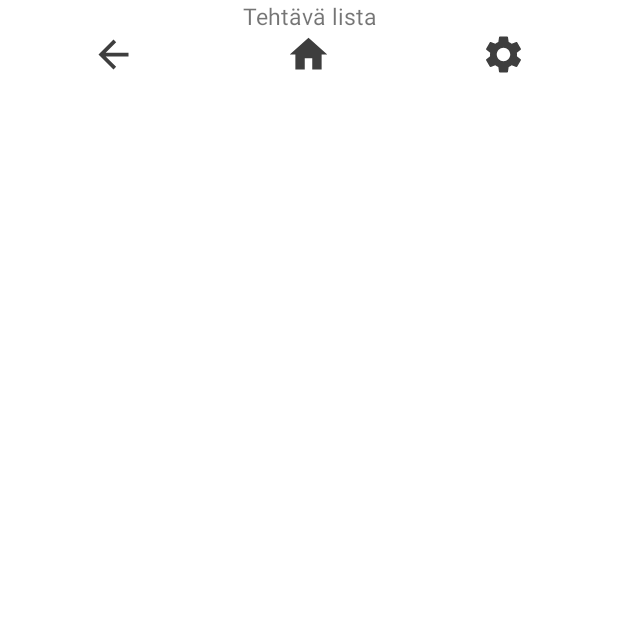
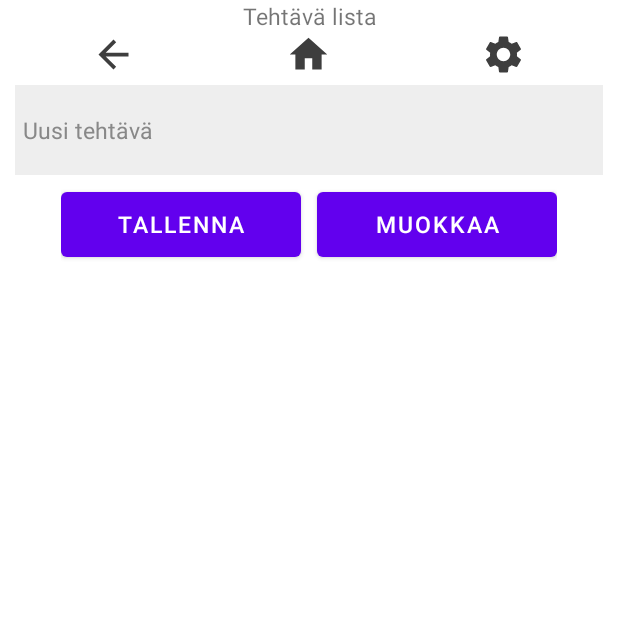
Before and after one commit to duriel666/HyvinVointiAppsi, an Android app: the MainTehtavalista screen opened directly, with no data from a screen before it, on a phone screen of 412 x 824 dp, the top half of it. Run offline under Robolectric (Android 15) with nearby library versions, the phone set to English and light mode, and no system bars; 5 statements that could not run were skipped.

Commit message:
Tehtävälista toimii

```diff
--- a/app/src/main/java/mobiili/projekti/EditPaivakirja.java
+++ b/app/src/main/java/mobiili/projekti/EditPaivakirja.java
@@ -77,7 +77,6 @@ public class EditPaivakirja extends AppCompatActivity {
             }
         }
 
-        testi = findViewById(R.id.otsikkoEditPaivakirja);
         poista = findViewById(R.id.poistaPaivakirja);
         numero = 1;
         poista.setOnClickListener(v -> {
--- a/app/src/main/java/mobiili/projekti/MainPaivakirja.java
+++ b/app/src/main/java/mobiili/projekti/MainPaivakirja.java
@@ -91,7 +91,7 @@ public class MainPaivakirja extends AppCompatActivity {
                 Intent intent = new Intent(this, MainPaivakirja.class);
                 intent.putExtra("tunnus", tunnus);
                 startActivity(intent);
-                Toast.makeText(this, "Merkintä poistettu!", Toast.LENGTH_SHORT).show();
+                Toast.makeText(this, "Merkintä lisätty!", Toast.LENGTH_SHORT).show();
                 overridePendingTransition(
                         R.anim.f_in, R.anim.f_out
                 );
--- a/app/src/main/java/mobiili/projekti/MainTehtavalista.java
+++ b/app/src/main/java/mobiili/projekti/MainTehtavalista.java
@@ -8,17 +8,25 @@ import android.os.Bundle;
 import android.util.TypedValue;
 import android.view.Gravity;
 import android.view.ViewGroup;
+import android.widget.Button;
 import android.widget.CheckBox;
+import android.widget.EditText;
 import android.widget.ImageButton;
 import android.widget.LinearLayout;
 import android.widget.TextView;
+import android.widget.Toast;
 
 import java.util.ArrayList;
+import java.util.List;
 import java.util.Objects;
 
 public class MainTehtavalista extends AppCompatActivity {
 
     ImageButton takaisin,koti,asetukset;
+    int tnum=0, numero=0, index2=0, numero2=0, tehty=0;
+    List boxilista = new ArrayList();
+    Button tallenna;
+    EditText tehtava;
 
     @Override
     protected void onCreate(Bundle savedInstanceState) {
@@ -31,7 +39,7 @@ public class MainTehtavalista extends AppCompatActivity {
         final DataBase DB = new DataBase(this);
         final ArrayList<String> tehtavalista = DB.getTehtavalista(tunnus);
 
-        LinearLayout layouttehtavalista = findViewById(R.id.tehtavaLayout);
+        LinearLayout layouttl = findViewById(R.id.tehtavaLayout);
         LinearLayout layout = new LinearLayout(this);
         layout.setOrientation(LinearLayout.VERTICAL);
 
@@ -42,20 +50,77 @@ public class MainTehtavalista extends AppCompatActivity {
         tehtavalista.clear();
         tehtavalista.addAll(DB.getTehtavalista(tunnus));
         int index = tehtavalista.size();
-        for (int i = 0; i < index; i++) {
-            int numero = i;
-            int index2 = Integer.parseInt(tehtavalista.get(i));
-            i += 1;
-            String tehtava = tehtavalista.get(i);
-            TextView tl = new TextView(this);
-            tl.setLayoutParams(params);
-            tl.setPadding(dp(10), 0, dp(10), 10);
-            tl.setBackgroundColor(Color.LTGRAY);
-            tl.setTextSize((TypedValue.COMPLEX_UNIT_SP), 20);
-            tl.setGravity(Gravity.CENTER_VERTICAL);
-            tl.setText("merkinta :" + numero + " / " + index + " - " + tehtava);
-            layouttehtavalista.addView(tl);
+
+        tehtava = findViewById(R.id.tehtavalistamerkinta);
+
+        tnum = index - 4;
+        numero = 1;
+        index2 = (index + 1) / 4;
+        final CheckBox[] p = new CheckBox[index];
+        if (index > 0) {
+            int laskuri = 1;
+            for (int i = 0; i < index2; i++) {
+                numero2 = Integer.parseInt(tehtavalista.get(tnum + 1));
+                p[numero] = new CheckBox(this);
+                p[numero].setText("Tehtävä:  " + laskuri + " / " + index2 + "\n" + tehtavalista.get(tnum + 2));
+                p[numero].setLayoutParams(params);
+                p[numero].setPadding(dp(10), 0, dp(10), 10);
+                p[numero].setTextSize((TypedValue.COMPLEX_UNIT_SP), 20);
+                p[numero].setGravity(Gravity.CENTER_VERTICAL);
+                layouttl.addView(p[numero]);
+                boxilista.add(numero2);
+                if (Integer.parseInt(tehtavalista.get(tnum + 3))==1){
+                    p[numero].setBackgroundColor(Color.DKGRAY);
+
+                }else{
+                    p[numero].setBackgroundColor(Color.LTGRAY);
+                }
+                tnum -= 4;
+                numero += 1;
+                laskuri += 1;
+            }
         }
+        tallenna = findViewById(R.id.tallennaTehtava);
+        tallenna.setOnClickListener(v ->
+        {
+            int index2 = tehtavalista.size();
+            if (index2 > 0) {
+                numero = Integer.parseInt(tehtavalista.get(index - 3)) + 1;
+            } else {
+                numero = 1;
+            }
+            if (tehtava.getText().toString().equals("")) {
+                Toast.makeText(this, "Merkintä tyhjä", Toast.LENGTH_SHORT).show();
+            } else {
+                DB.addTehtavalista(tunnus, numero, tehtava.getText().toString(), tehty);
+                Intent intent = new Intent(this, MainTehtavalista.class);
+                intent.putExtra("tunnus", tunnus);
+                startActivity(intent);
+                Toast.makeText(this, "Tehtävä lisätty!", Toast.LENGTH_SHORT).show();
+                overridePendingTransition(
+                        R.anim.f_in, R.anim.f_out
+                );
+            }
+        });
+
+        /*testi = findViewById(R.id.otsikkoEdittehtavalista);
+        poista = findViewById(R.id.poistatehtavalista);
+        numero = 1;
+        poista.setOnClickListener(v -> {
+            for (int i = 0; i < index2; i++) {
+                if (p[numero].isChecked()) {
+                    poisto = (int) boxilista.get(numero - 1);
+                    DB.deletetehtavalista(tunnus, poisto);
+                    Intent intent = new Intent(this, Edittehtavalista.class);
+                    intent.putExtra("tunnus", tunnus);
+                    startActivity(intent);
+                    overridePendingTransition(
+                            R.anim.f_in, R.anim.f_out
+                    );
+                }
+                numero += 1;
+            }
+        });*/
 
         takaisin = findViewById(R.id.takaisin);
         takaisin.setOnClickListener(v -> {
--- a/app/src/main/res/layout/activity_main_tehtavalista.xml
+++ b/app/src/main/res/layout/activity_main_tehtavalista.xml
@@ -70,9 +70,50 @@
 
         </LinearLayout>
 
+        <EditText
+            android:id="@+id/tehtavalistamerkinta"
+            android:layout_width="match_parent"
+            android:layout_height="wrap_content"
+            android:layout_below="@id/valikko"
+            android:layout_marginTop="5dp"
+            android:background="#eeeeee"
+            android:hint="@string/uusitehtava"
+            android:minHeight="60dp"
+            android:padding="5dp"
+            android:textColorHint="@color/harmaa"
+            android:textSize="15sp" />
+
+        <LinearLayout
+            android:id="@+id/tllinear"
+            android:layout_width="wrap_content"
+            android:layout_height="wrap_content"
+            android:layout_below="@id/tehtavalistamerkinta"
+            android:layout_centerHorizontal="true"
+            android:orientation="horizontal">
+
+            <Button
+                android:id="@+id/tallennaTehtava"
+                android:layout_width="160dp"
+                android:layout_height="55dp"
+                android:layout_marginTop="5dp"
+                android:layout_marginEnd="5dp"
+                android:text="@string/tallenna1"
+                android:textSize="15sp" />
+
+            <Button
+                android:id="@+id/editTehtava"
+                android:layout_width="160dp"
+                android:layout_height="55dp"
+                android:layout_marginStart="5dp"
+                android:layout_marginTop="5dp"
+                android:text="@string/edit1"
+                android:textSize="15sp" />
+        </LinearLayout>
+
         <ScrollView
             android:layout_width="match_parent"
             android:layout_height="match_parent"
+            android:layout_below="@id/tllinear"
             android:nestedScrollingEnabled="true"
             android:paddingHorizontal="0dp">
 
@@ -80,7 +121,6 @@
                 android:id="@+id/tehtavaLayout"
                 android:layout_width="match_parent"
                 android:layout_height="match_parent"
-                android:layout_below="@id/valikko"
                 android:layout_marginTop="0dp"
                 android:orientation="vertical">
 
--- a/app/src/main/res/values/strings.xml
+++ b/app/src/main/res/values/strings.xml
@@ -69,5 +69,6 @@
     <string name="jumppateksti3">Koko kehon treeni 20min</string>
     <string name="jumppateksti4">Core treeni 20min</string>
     <string name="jumppaohje">Liikuttu tänään</string>
+    <string name="uusitehtava">Uusi tehtävä</string>
 
 </resources>
```
Also changed, not shown: app/src/main/java/mobiili/projekti/DataBase.java (+6 -4 lines).
